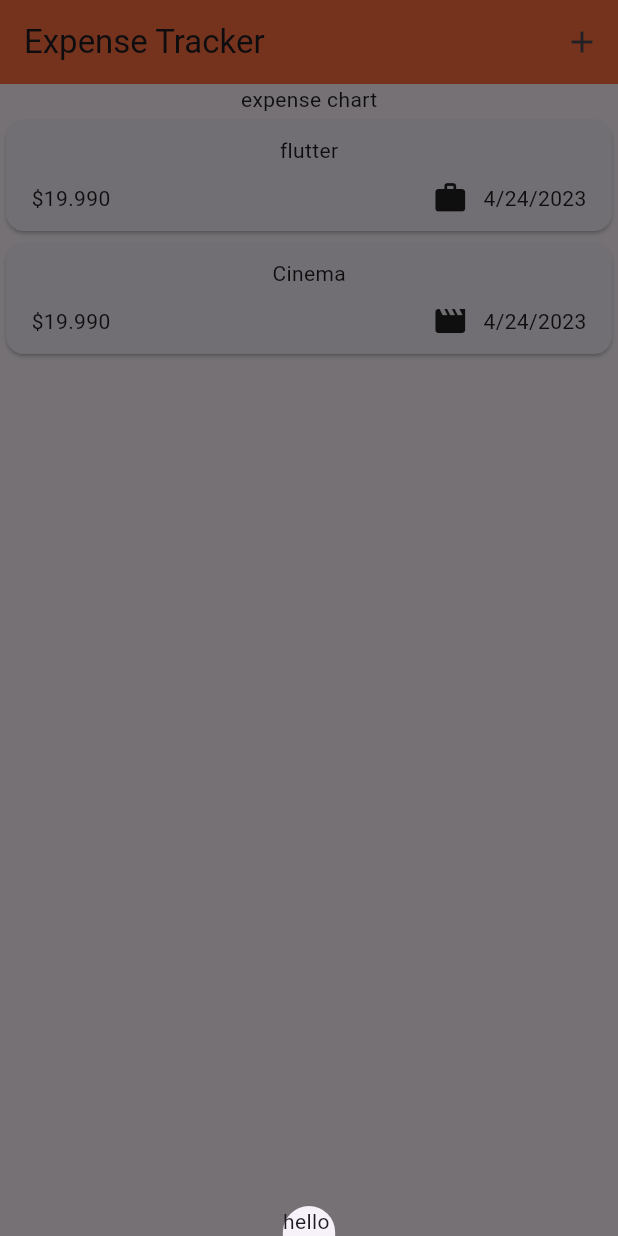
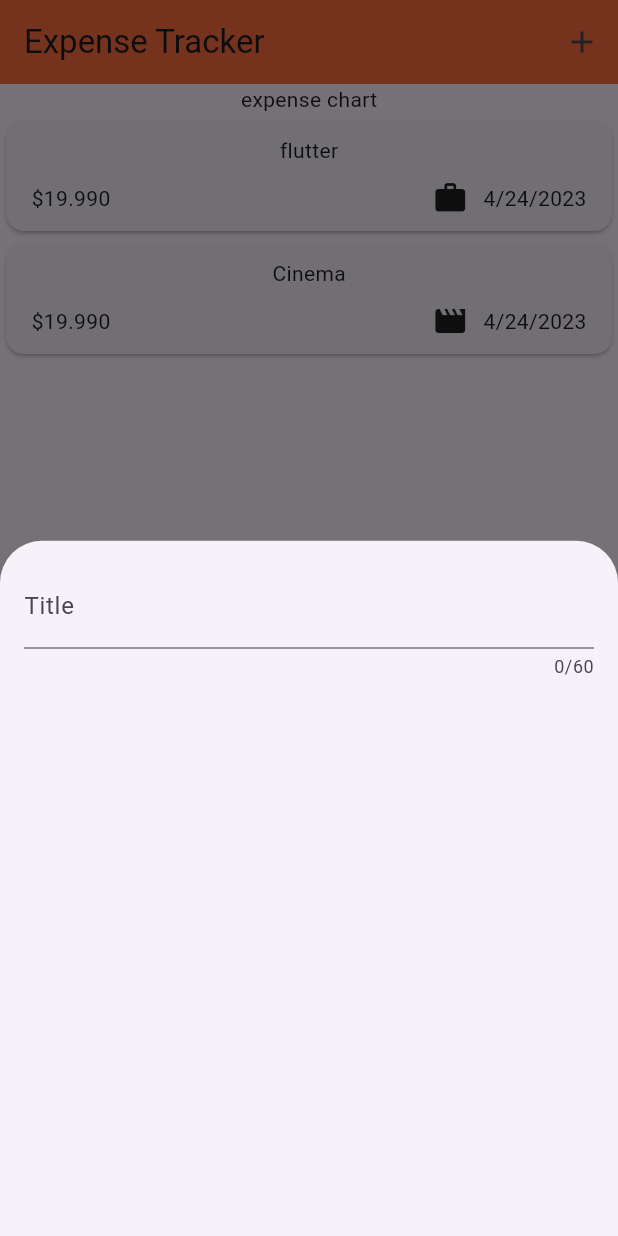
Before and after one commit to spector-0110/Expense-Planner, a Flutter app: the screen it shows after launch, after a tap on the "add" icon, on a phone screen of 412 x 824 dp. Run offline on Flutter 3.47's test engine with Material 2 defaults, Android fonts, the phone set to English and light mode, and no system bars.

Commit message:
label text added in model buttom sheet

```diff
--- a/lib/widgets/expenses.dart
+++ b/lib/widgets/expenses.dart
@@ -1,3 +1,4 @@
+import 'package:expense_planner/widgets/new_expenses.dart';
 import 'package:flutter/material.dart';
 import 'package:expense_planner/model/expense.dart';
 import 'package:expense_planner/widgets/expenses_list/expenses_list.dart';
@@ -28,7 +29,7 @@ class _ExpensesState extends State<Expenses> {
   void _openAddExpenseOverlay() {
     showModalBottomSheet(
       context: context,
-      builder: (ctx) => const Text('hello '),
+      builder: (ctx) => const NewExpense(),
     );
   }
 
--- a/lib/widgets/expenses_list/expense_items.dart
+++ b/lib/widgets/expenses_list/expense_items.dart
@@ -1,4 +1,3 @@
-
 import 'package:expense_planner/model/expense.dart';
 import 'package:flutter/material.dart';
 
@@ -7,7 +6,6 @@ class ExpenseItems extends StatelessWidget {
 
   final Expense expense;
   @override
-
   Widget build(context) {
     return Card(
       child: Padding(
--- /dev/null
+++ b/lib/widgets/new_expenses.dart
@@ -0,0 +1,27 @@
+import 'package:flutter/material.dart';
+
+class NewExpense extends StatefulWidget {
+  const NewExpense({super.key});
+  @override
+  State<NewExpense> createState() {
+    return _NewExpensesState();
+  }
+}
+
+class _NewExpensesState extends State<NewExpense> {
+  @override
+  Widget build(context) {
+    return Padding(
+      padding: const EdgeInsets.all(16),
+      child: Column(
+        children: const [
+          TextField(
+            maxLength: 60,
+            keyboardType: TextInputType.text,
+            decoration: InputDecoration(label: Text("Title")),
+          )
+        ],
+      ),
+    );
+  }
+}
```
